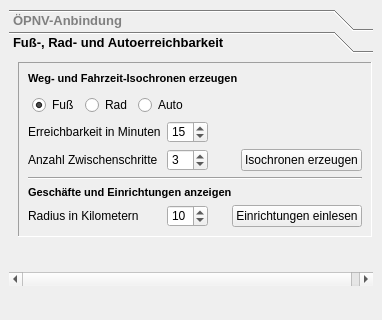
The window that projektcheck/ui/ProjektCheck_dockwidget_analysis_02-Err.ui (projektcheck/ProjektCheck-QGIS) describes before a commit, drawn with Qt 5; both pictures show x 0 to 382 and y 0 to 320 of the 382 by 746 pixel window.
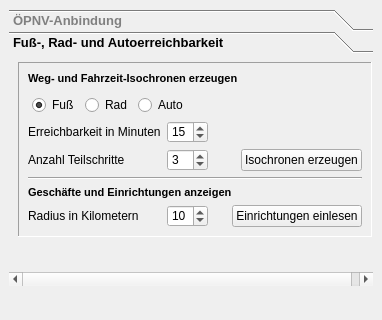
The same window after the commit. The open tabs and pages were chosen to show the change. Icons and pictures are not drawn.

```diff
--- a/projektcheck/ui/ProjektCheck_dockwidget_analysis_02-Err.ui
+++ b/projektcheck/ui/ProjektCheck_dockwidget_analysis_02-Err.ui
@@ -455,7 +455,7 @@
            <item row="9" column="0">
             <widget class="QLabel" name="label_4">
              <property name="text">
-              <string>Anzahl Zwischenschritte</string>
+              <string>Anzahl Teilschritte</string>
              </property>
             </widget>
            </item>
```
Left out of the diff: 4 changed lines with no effect on the pictures.
